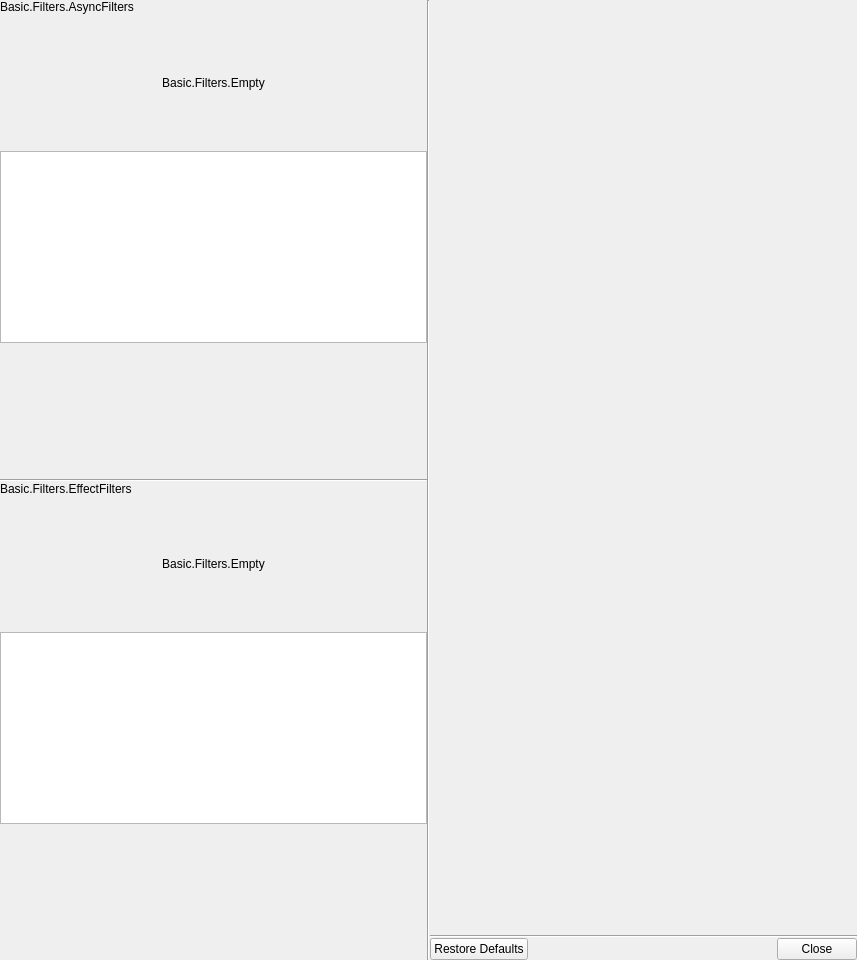
Above: src/prism-live-studio/PRISMLiveStudio/obs-ui/forms/OBSBasicFilters.ui from naver/prism-live-studio before the change. Below: the same form after it.
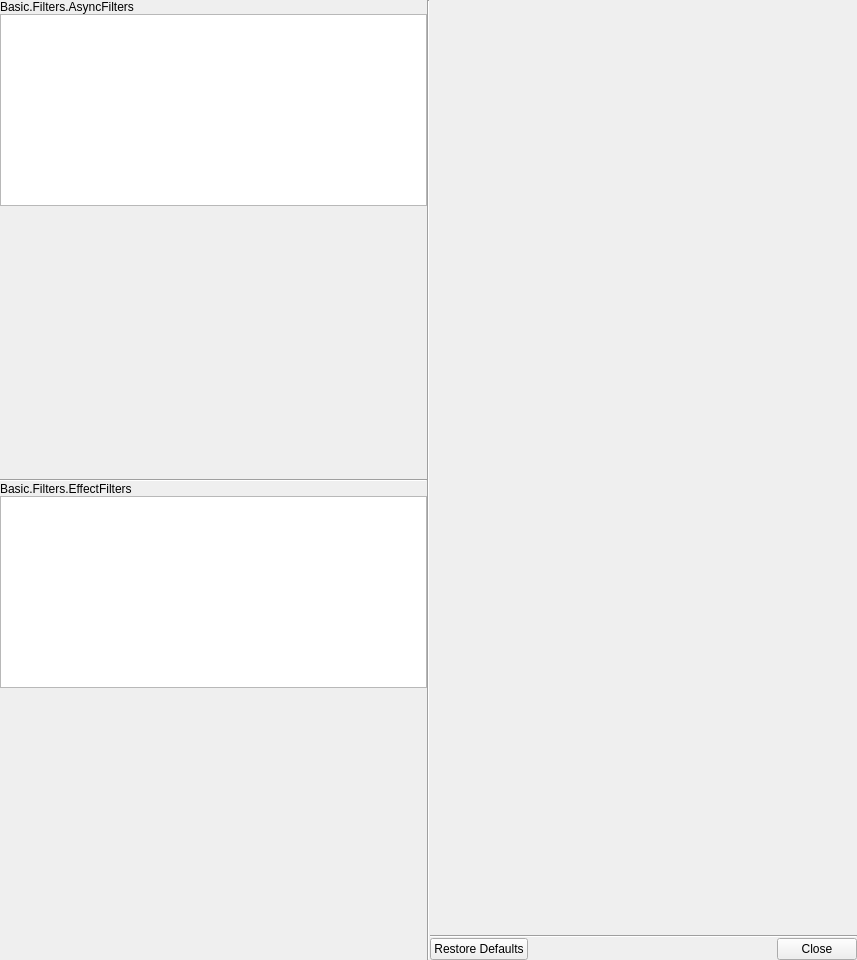
That is the form after the change. Custom widgets are drawn as their Qt base class.

Patch:
```diff
--- a/src/prism-live-studio/PRISMLiveStudio/obs-ui/forms/OBSBasicFilters.ui
+++ b/src/prism-live-studio/PRISMLiveStudio/obs-ui/forms/OBSBasicFilters.ui
@@ -59,7 +59,7 @@
            <height>0</height>
           </size>
          </property>
-         <layout class="QVBoxLayout" name="verticalLayout_3" stretch="0,1,0,1">
+         <layout class="QVBoxLayout" name="verticalLayout_3" stretch="0,0,1">
           <property name="spacing">
            <number>0</number>
           </property>
@@ -82,19 +82,6 @@
             </property>
            </widget>
           </item>
-          <item>
-           <widget class="ClickableLabel" name="asyncEmptyDesLabel">
-            <property name="text">
-             <string>Basic.Filters.Empty</string>
-            </property>
-            <property name="alignment">
-             <set>Qt::AlignCenter</set>
-            </property>
-            <property name="wordWrap">
-             <bool>true</bool>
-            </property>
-           </widget>
-          </item>
           <item>
            <widget class="FocusList" name="asyncFilters">
             <property name="sizePolicy">
@@ -297,7 +284,7 @@
            <height>0</height>
           </size>
          </property>
-         <layout class="QVBoxLayout" name="verticalLayout_4" stretch="0,1,0,1">
+         <layout class="QVBoxLayout" name="verticalLayout_4" stretch="0,0,1">
           <property name="spacing">
            <number>0</number>
           </property>
@@ -320,19 +307,6 @@
             </property>
            </widget>
           </item>
-          <item>
-           <widget class="ClickableLabel" name="effectEmptyDesLabel">
-            <property name="text">
-             <string>Basic.Filters.Empty</string>
-            </property>
-            <property name="alignment">
-             <set>Qt::AlignCenter</set>
-            </property>
-            <property name="wordWrap">
-             <bool>true</bool>
-            </property>
-           </widget>
-          </item>
           <item>
            <widget class="FocusList" name="effectFilters">
             <property name="sizePolicy">
@@ -718,11 +692,6 @@
    <extends>QDialogButtonBox</extends>
    <header location="global">PLSDialogButtonBox.h</header>
   </customwidget>
-  <customwidget>
-   <class>ClickableLabel</class>
-   <extends>QLabel</extends>
-   <header>clickable-label.hpp</header>
-  </customwidget>
  </customwidgets>
  <resources>
   <include location="obs.qrc"/>
```
